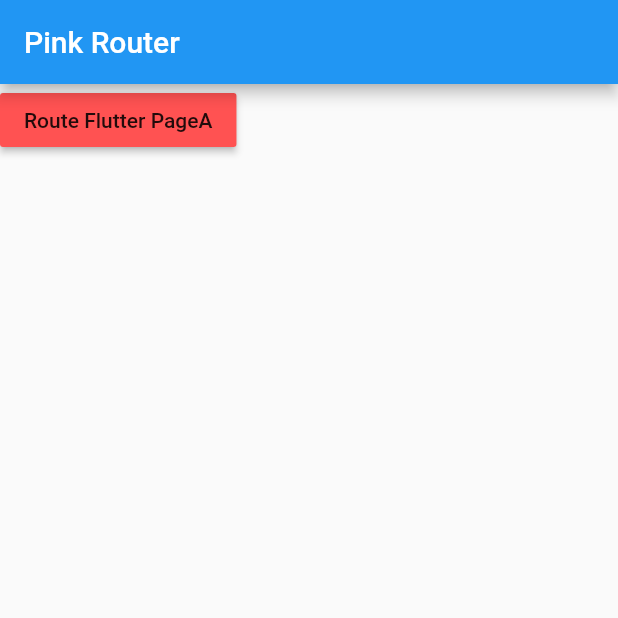
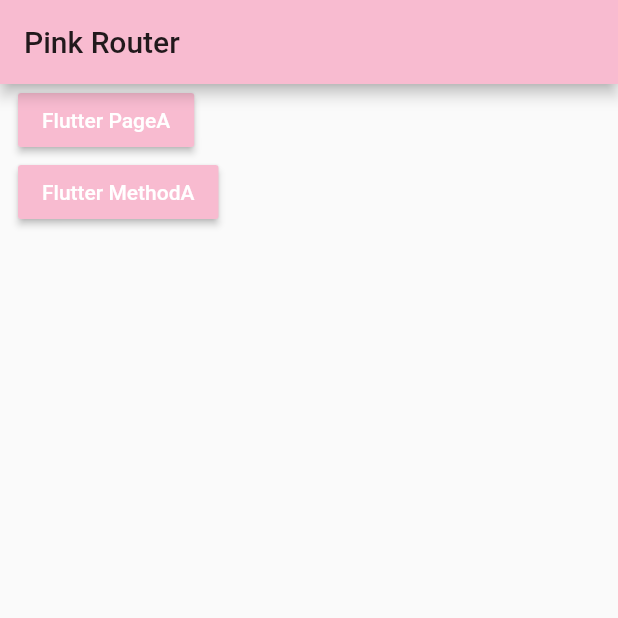
Before and after one commit to wangshuwen1107/pink_router, a Flutter app: the screen it shows after launch, on a phone screen of 412 x 824 dp, the top half of it. Run offline on Flutter 3.47's test engine with Material 2 defaults, Android fonts, the phone set to English and light mode, and no system bars.

Commit message:
feat:add flutter mehotd

```diff
--- a/example/lib/main.dart
+++ b/example/lib/main.dart
@@ -1,6 +1,8 @@
 import 'package:flutter/material.dart';
+import 'package:flutter/services.dart';
 import 'package:pink_router/pink.dart';
 import 'page_a.dart';
+import 'main_page.dart';
 
 void main() {
   runApp(MyApp());
@@ -15,12 +17,16 @@ class _MyAppState extends State<MyApp> {
   @override
   void initState() {
     super.initState();
+    SystemUiOverlayStyle systemUiOverlayStyle =
+        SystemUiOverlayStyle(statusBarColor: Colors.transparent);
+    SystemChrome.setSystemUIOverlayStyle(systemUiOverlayStyle);
+
     PinkRouter.init("pink");
     PinkRouter.register(
-      pageMap: {
+      pages: {
         "test/pageA": (context) => PageA(),
       },
-      methodMap: {
+      methods: {
         "test/methodA": (params) => _methodA(params),
       },
     );
@@ -29,30 +35,18 @@ class _MyAppState extends State<MyApp> {
   @override
   Widget build(BuildContext context) {
     return MaterialApp(
+      theme: new ThemeData(
+        primaryColor: Colors.pink[100],
+        //Changing this will change the color of the TabBar
+        accentColor: Colors.pink[100],
+      ),
       navigatorKey: PinkNavigatorWrapper.navigatorKey,
-      home: Scaffold(
-        appBar: AppBar(
-          title: const Text('Pink Router'),
-        ),
-        body: Container(
-          child: Column(
-            children: <Widget>[
-              MaterialButton(
-                color: Colors.redAccent,
-                child: Text("Route Flutter PageA"),
-                onPressed: () {
-                  PinkRouter.open("test/pageA?title=Go");
-                },
-              )
-            ],
-          ),
-        ),
-      ),
+      home: MainPage(),
     );
   }
 
   String _methodA(params) {
-    print("Method A is called");
+    print("Method A is called $params");
     return "methodA";
   }
 }
--- /dev/null
+++ b/example/lib/main_page.dart
@@ -0,0 +1,86 @@
+import 'package:flutter/material.dart';
+import 'package:pink_router/pink.dart';
+
+class MainPage extends StatefulWidget {
+  @override
+  _MainPageState createState() => _MainPageState();
+}
+
+class _MainPageState extends State<MainPage> {
+  @override
+  Widget build(BuildContext context) {
+    return Scaffold(
+      appBar: AppBar(
+        title: Text(
+          'Pink Router',
+        ),
+      ),
+      body: Container(
+        padding: EdgeInsets.only(left: 12),
+        child: Column(
+          crossAxisAlignment: CrossAxisAlignment.start,
+          children: <Widget>[
+            MaterialButton(
+              color: Colors.pink[100],
+              child: Text(
+                "Flutter PageA",
+                style: TextStyle(color: Colors.white),
+              ),
+              onPressed: () => _goToPageA(),
+            ),
+            MaterialButton(
+              color: Colors.pink[100],
+              child: Text(
+                "Flutter MethodA",
+                style: TextStyle(color: Colors.white),
+              ),
+              onPressed: () => _invokeMethodA(),
+            )
+          ],
+        ),
+      ),
+    );
+  }
+
+  _goToPageA() {
+    PinkRouter.open("test/pageA?title=Go").then((value) {
+      showDialog(
+          context: context,
+          barrierDismissible: false,
+          builder: (context) {
+            return AlertDialog(
+              title: Text("PageA Result"),
+              content: Text("$value"),
+              actions: <Widget>[
+                FlatButton(
+                    onPressed: () {
+                      Navigator.of(context).pop();
+                    },
+                    child: Text("确定"))
+              ],
+            );
+          });
+    });
+  }
+
+  _invokeMethodA() {
+    PinkRouter.open("test/methodA?title=Go").then((value) {
+      showDialog(
+          context: context,
+          barrierDismissible: false,
+          builder: (context) {
+            return AlertDialog(
+              title: Text("MethodA Result"),
+              content: Text("$value"),
+              actions: <Widget>[
+                FlatButton(
+                    onPressed: () {
+                      Navigator.of(context).pop();
+                    },
+                    child: Text("确定"))
+              ],
+            );
+          });
+    });
+  }
+}
--- /dev/null
+++ b/lib/src/pink_intent.dart
@@ -0,0 +1,33 @@
+import 'package:flutter/material.dart';
+import 'package:pink_router/pink.dart';
+import 'pink_navigator_wrapper.dart';
+import 'pink_util.dart';
+
+typedef MethodBlock<R> = R Function(Map<String, dynamic> params);
+
+class PinkIntent {
+  WidgetBuilder _builder;
+  MethodBlock _methodBlock;
+  Uri _uri;
+  String _urlStr;
+
+  PinkIntent.uri(String uriStr, {MethodBlock block, WidgetBuilder builder}) {
+    _urlStr = PinkUtil.getUrlKey(uriStr);
+    _uri = Uri.parse(_urlStr);
+    _methodBlock = block;
+    _builder = builder;
+    assert(null == _methodBlock || null == _builder,
+        "Only one type method or page");
+  }
+
+  Future<dynamic> start(Map<String, dynamic> params) async {
+    if (_builder != null) {
+      return PinkNavigatorWrapper.push(
+          _builder, RouteSettings(name: _urlStr, arguments: params));
+    } else if (_methodBlock != null) {
+      return await _methodBlock(params);
+    } else {
+      return Future.value(false);
+    }
+  }
+}
--- a/lib/src/pink_router.dart
+++ b/lib/src/pink_router.dart
@@ -1,13 +1,16 @@
 import 'package:flutter/material.dart';
+import 'package:pink_router/src/pink_intent.dart';
 import 'pink_router_channel.dart';
-import 'pink_navigator_wrapper.dart';
 import 'package:flutter/widgets.dart';
-
-typedef MethodBlock<R> = R Function(Map<String, dynamic> params);
+import 'pink_util.dart';
 
 class PinkRouter {
+  static Map<String, PinkIntent> _routerMap = Map();
+
+  static String get scheme => _scheme;
+
   static PinkRouterChannel _channel;
-  static Map<String, WidgetBuilder> _routerMap = Map();
+
   static String _scheme = "pink";
 
   static void init(String scheme) {
@@ -17,70 +20,47 @@ class PinkRouter {
   }
 
   static void register(
-      {Map<String, WidgetBuilder> pageMap,
-      Map<String, MethodBlock> methodMap}) {
+      {Map<String, WidgetBuilder> pages, Map<String, MethodBlock> methods}) {
     _routerMap.clear();
     List<String> routerList = List();
     //page
-    if (null != pageMap) {
-      pageMap.forEach((key, value) {
-        String completeUrlStr = _autoCompleteUrl(key);
-        Uri uri = Uri.parse(_autoCompleteUrl(completeUrlStr));
+    if (null != pages) {
+      pages.forEach((key, value) {
+        String urlStr = PinkUtil.getUrlKey(key);
+        Uri uri = Uri.parse(urlStr);
         assert(
-            null != uri &&
-                uri.scheme.isNotEmpty &&
-                uri.host.isNotEmpty &&
-                uri.path.isNotEmpty,
-            "Route Register Error scheme://host/path");
-        _routerMap[completeUrlStr] = value;
-        routerList.add(completeUrlStr);
+            PinkUtil.checkUri(uri), "Route Register Error scheme://host/path");
+        _routerMap[urlStr] = PinkIntent.uri(urlStr, builder: value);
+        routerList.add(urlStr);
       });
     }
     //method
+    if (null != methods) {
+      methods.forEach((key, value) {
+        String urlStr = PinkUtil.autoCompleteUrl(key);
+        Uri uri = Uri.parse(urlStr);
+        assert(
+            PinkUtil.checkUri(uri), "Route Register Error scheme://host/path");
+        _routerMap[urlStr] = PinkIntent.uri(urlStr, block: value);
+        routerList.add(urlStr);
+      });
+    }
     _channel.registerToNative(routerList);
   }
 
   static Future<dynamic> open(String url, {Map<String, dynamic> params}) {
-    String completeUrlStr = _autoCompleteUrl(url);
-    Uri realUrl = Uri.parse(completeUrlStr);
-    if (null == realUrl) {
-      print("❌ parse uri $url");
-      return Future.value("ERROR");
+    String urlStr = PinkUtil.getUrlKey(url);
+    String completeUrlStr = PinkUtil.autoCompleteUrl(url);
+    var allParams = PinkUtil.mergeParams(completeUrlStr, extraParams: params);
+    PinkIntent intent = _routerMap[urlStr];
+    if (null != intent) {
+      print("🐳  $urlStr -> Flutter params = $allParams");
+      return intent.start(allParams);
     }
-    String urlWithoutParams = _getUrlStrWithoutParams(realUrl);
-
-    Map<String, String> urlParams = Uri.splitQueryString(realUrl.query) ?? {};
-    if (null == params || params.isEmpty) {
-      params = {};
-    }
-    params.addAll(urlParams);
-    print("✌️ params = $params $_routerMap");
-
-    if (_routerMap.containsKey(urlWithoutParams)) {
-      WidgetBuilder pageBuilder = _routerMap[urlWithoutParams];
-      print("🐳 is Flutter $urlWithoutParams");
-      PinkNavigatorWrapper.push(
-          pageBuilder, RouteSettings(name: completeUrlStr, arguments: params));
-    } else {
-      print("🏌is Native $urlWithoutParams");
-      return _channel.open(url, params);
-    }
+    print("🍠  $urlStr -> Native params = $allParams ");
+    return _channel.open(urlStr, allParams);
   }
 
-  static String _getUrlStrWithoutParams(Uri uri) {
-    if (null == uri) {
-      return "";
-    }
-    return uri.scheme + "://" + uri.host + uri.path;
-  }
 
-  static String _autoCompleteUrl(String urlStr) {
-    if (urlStr.startsWith("/")) {
-      urlStr = urlStr.substring(1);
-    }
-    if (!urlStr.contains("://")) {
-      urlStr = "$_scheme://$urlStr";
-    }
-    return urlStr;
-  }
+
 }
--- /dev/null
+++ b/lib/src/pink_util.dart
@@ -0,0 +1,48 @@
+import 'pink_router.dart';
+
+class PinkUtil {
+  /// 获取uri除query的短链
+  static String getUrlStrWithoutParams(Uri uri) {
+    if (null == uri) {
+      return "";
+    }
+    return uri.scheme + "://" + uri.host + uri.path;
+  }
+
+  /// 自动填充 scheme 去除多余的'/'
+  static String autoCompleteUrl(String urlStr) {
+    if (urlStr.startsWith("/")) {
+      urlStr = urlStr.substring(1);
+    }
+    if (!urlStr.contains("://")) {
+      urlStr = "${PinkRouter.scheme}://$urlStr";
+    }
+    return urlStr;
+  }
+
+  /// 获取uri除query的短链
+  static String getUrlKey(String urlStr) {
+    Uri uri = Uri.parse(autoCompleteUrl(urlStr));
+    return uri.scheme + "://" + uri.host + uri.path;
+  }
+
+  /// 检测uri合法性
+  static bool checkUri(Uri uri) {
+    return null != uri &&
+        uri.scheme.isNotEmpty &&
+        uri.host.isNotEmpty &&
+        uri.path.isNotEmpty;
+  }
+
+  /// 合并uri query 和入参的params
+  static Map<String, dynamic> mergeParams(String query,
+      {Map<String, dynamic> extraParams}) {
+    Map<String, dynamic> allParams = Map();
+    Map<String, String> urlParams = Uri.splitQueryString(query) ?? {};
+    allParams.addAll(urlParams);
+    if (null != extraParams && extraParams.isNotEmpty) {
+      allParams.addAll(extraParams);
+    }
+    return allParams;
+  }
+}
```
Also changed, not shown: example/lib/page_a.dart (+14 -7 lines), lib/src/pink_navigator_wrapper.dart (+3 -6 lines).
